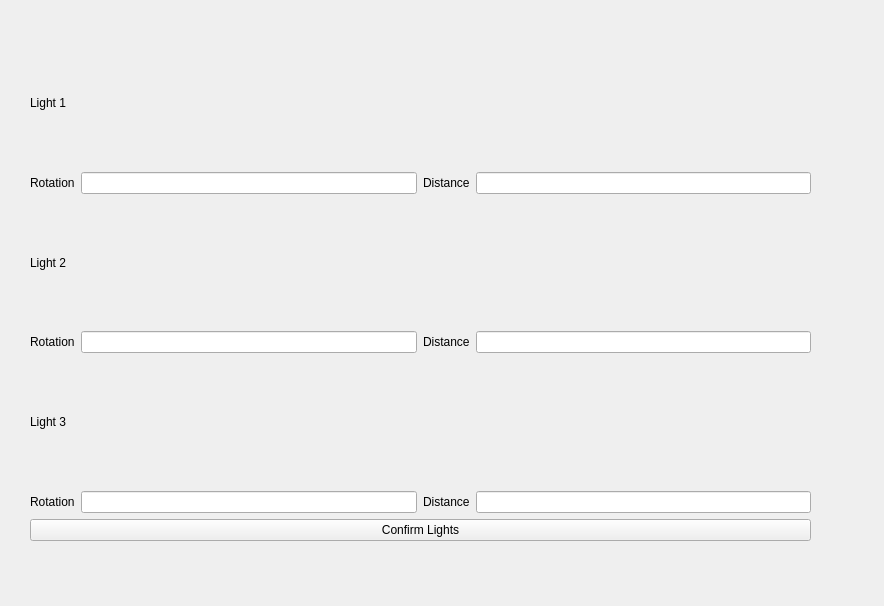
Old version of the form scripts/THREE_LIGHTS_TOOL/3_lights_tool_interface.ui in the repository KalleMandela/My_amazing_scriptII.
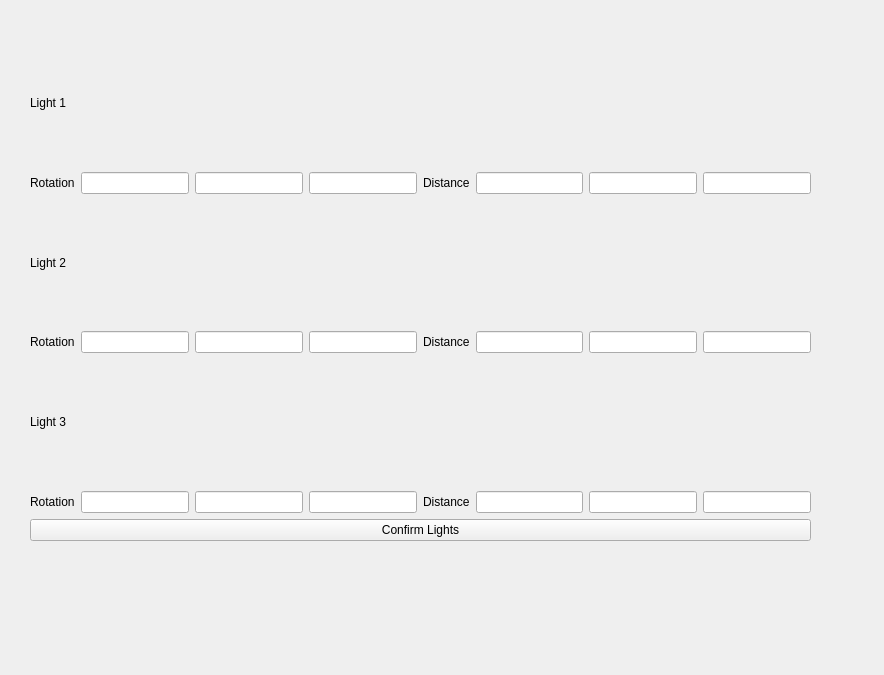
New version of the form.

Commit message: Karl (2025-08-07): I have fix the tool so now you can move and rotate in all direction.

Diff of the .ui file:
```diff
--- a/scripts/THREE_LIGHTS_TOOL/3_lights_tool_interface.ui
+++ b/scripts/THREE_LIGHTS_TOOL/3_lights_tool_interface.ui
@@ -7,7 +7,7 @@
     <x>0</x>
     <y>0</y>
     <width>884</width>
-    <height>606</height>
+    <height>675</height>
    </rect>
   </property>
   <property name="windowTitle">
@@ -58,7 +58,17 @@
        </widget>
       </item>
       <item>
-       <widget class="QLineEdit" name="light_1_rot_line"/>
+       <widget class="QLineEdit" name="light_1_rot_x_line">
+        <property name="text">
+         <string/>
+        </property>
+       </widget>
+      </item>
+      <item>
+       <widget class="QLineEdit" name="light_1_rot_z_line"/>
+      </item>
+      <item>
+       <widget class="QLineEdit" name="light_1_rot_y_line"/>
       </item>
       <item>
        <widget class="QLabel" name="light_1_dist_label">
@@ -74,6 +84,12 @@
         </property>
        </widget>
       </item>
+      <item>
+       <widget class="QLineEdit" name="light_1_dist_z_line"/>
+      </item>
+      <item>
+       <widget class="QLineEdit" name="light_1_dist_y_line"/>
+      </item>
      </layout>
     </item>
     <item>
@@ -93,7 +109,13 @@
        </widget>
       </item>
       <item>
-       <widget class="QLineEdit" name="light_2_rot_line"/>
+       <widget class="QLineEdit" name="light_2_rot_x_line"/>
+      </item>
+      <item>
+       <widget class="QLineEdit" name="light_2_rot_z_line"/>
+      </item>
+      <item>
+       <widget class="QLineEdit" name="light_2_rot_y_line"/>
       </item>
       <item>
        <widget class="QLabel" name="light_2_dist_label">
@@ -103,7 +125,13 @@
        </widget>
       </item>
       <item>
-       <widget class="QLineEdit" name="light_2_dist_line"/>
+       <widget class="QLineEdit" name="light_2_dist_x_line"/>
+      </item>
+      <item>
+       <widget class="QLineEdit" name="light_2_dist_z_line"/>
+      </item>
+      <item>
+       <widget class="QLineEdit" name="light_2_dist_y_line"/>
       </item>
      </layout>
     </item>
@@ -124,7 +152,13 @@
        </widget>
       </item>
       <item>
-       <widget class="QLineEdit" name="light_3_rot_line"/>
+       <widget class="QLineEdit" name="light_3_rot_x_line"/>
+      </item>
+      <item>
+       <widget class="QLineEdit" name="light_3_rot_z_line"/>
+      </item>
+      <item>
+       <widget class="QLineEdit" name="light_3_rot_y_line"/>
       </item>
       <item>
        <widget class="QLabel" name="light_3_dist_label">
@@ -134,7 +168,13 @@
        </widget>
       </item>
       <item>
-       <widget class="QLineEdit" name="light_3_dist_line"/>
+       <widget class="QLineEdit" name="light_3_dist_x_line"/>
+      </item>
+      <item>
+       <widget class="QLineEdit" name="light_3_dist_z_line"/>
+      </item>
+      <item>
+       <widget class="QLineEdit" name="light_3_dist_y_line"/>
       </item>
      </layout>
     </item>
```
Left out of the diff: 2 changed lines with no effect on the pictures. The commit also changes 1 other file.
